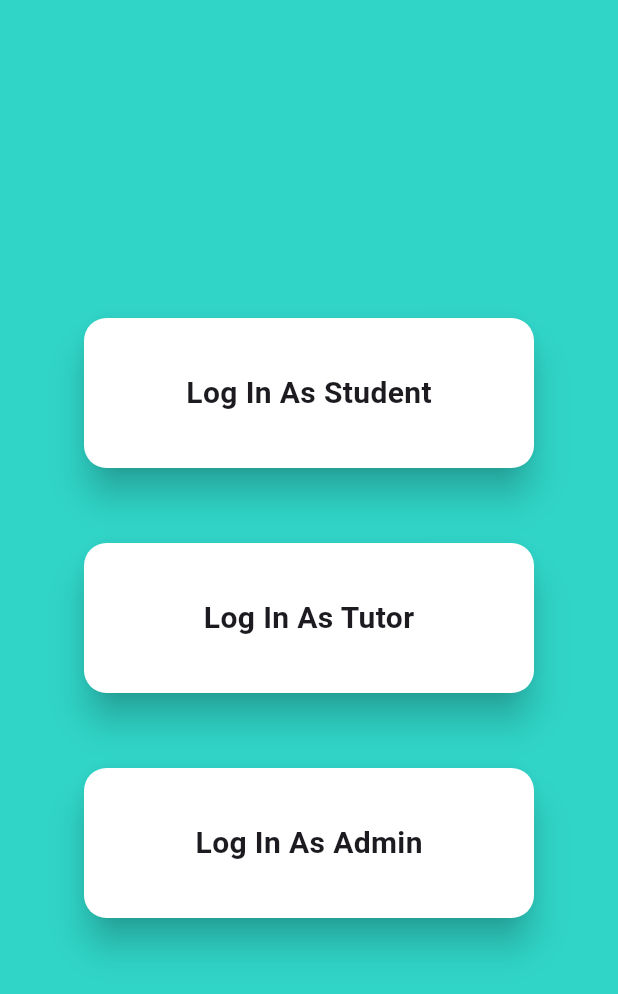
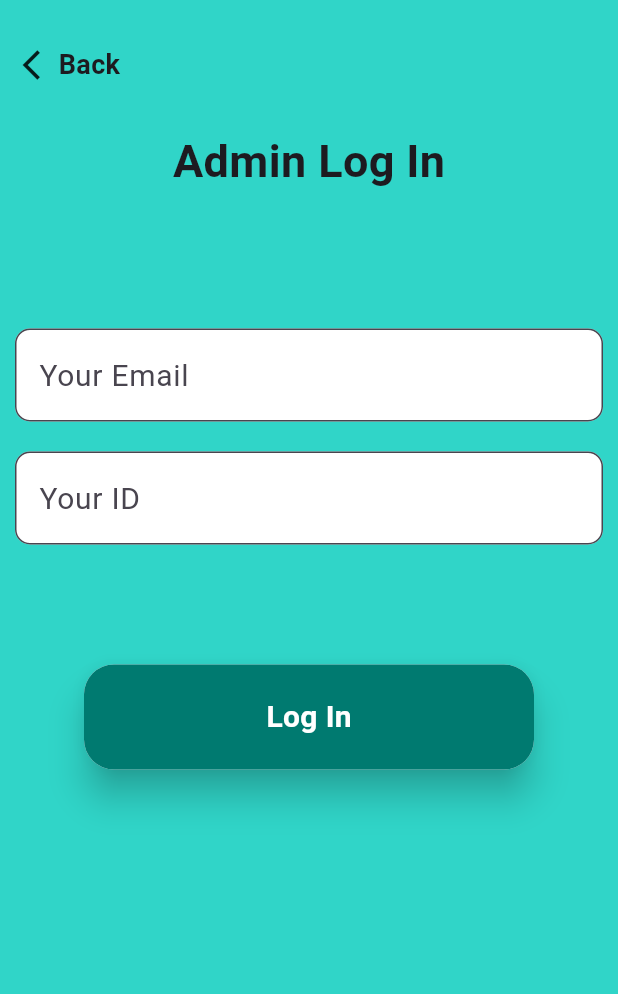
Before and after one commit to ahmed-nussair/tuition, a Flutter app: the screen it shows after launch, after a tap on "Log In As Admin", on a phone screen of 412 x 824 dp. Shown: the top 994 px of the screen. Run offline on Flutter 3.47's test engine with Material 3 defaults, Android fonts, the phone set to English and light mode, and no system bars; our stand-ins replace cloud_firestore, firebase_core; accounts and stored records are empty.

Commit message:
First Commit

```diff
--- /dev/null
+++ b/lib/admin_login.dart
@@ -0,0 +1,180 @@
+import 'package:flutter/material.dart';
+import 'package:tuition/start.dart';
+
+class AdminLogin extends StatefulWidget {
+  const AdminLogin({super.key});
+
+  @override
+  State<AdminLogin> createState() => _AdminLoginState();
+}
+
+class _AdminLoginState extends State<AdminLogin> {
+
+  final emailController = TextEditingController();
+  final idController = TextEditingController();
+
+  @override
+  Widget build(BuildContext context) {
+    return Scaffold(
+      backgroundColor: const Color(0xff30D5C8),
+      body: Column(
+        children: [
+          const SizedBox(
+            height: 30,
+          ),
+          GestureDetector(
+            onTap: () {
+              Navigator.of(context).pushReplacement(
+                  MaterialPageRoute(builder: (context) => const Start()));
+            },
+            child: Container(
+              alignment: Alignment.centerLeft,
+              padding: const EdgeInsets.only(left: 15),
+              child: const Row(
+                children: [
+                  Icon(Icons.arrow_back_ios),
+                  Text(
+                    'Back',
+                    style: TextStyle(
+                      fontSize: 18,
+                      fontWeight: FontWeight.bold,
+                    ),
+                  ),
+                ],
+              ),
+            ),
+          ),
+          const SizedBox(
+            height: 30,
+          ),
+          Container(
+            alignment: Alignment.center,
+            child: const Text(
+              'Admin Log In',
+              style: TextStyle(
+                fontSize: 30,
+                fontWeight: FontWeight.bold,
+              ),
+            ),
+          ),
+          const SizedBox(
+            height: 80,
+          ),
+          Padding(
+            padding: const EdgeInsets.all(10),
+            child: TextFormField(
+              controller: emailController,
+              decoration: InputDecoration(
+                filled: true,
+                fillColor: Colors.white,
+                hintStyle: const TextStyle(
+                  fontSize: 20,
+                ),
+                hintText: 'Your Email',
+                border: OutlineInputBorder(
+                  borderRadius: BorderRadius.circular(10),
+                ),
+              ),
+            ),
+          ),
+          Padding(
+            padding: const EdgeInsets.all(10),
+            child: TextFormField(
+              controller: idController,
+              decoration: InputDecoration(
+                filled: true,
+                fillColor: Colors.white,
+                hintStyle: const TextStyle(
+                  fontSize: 20,
+                ),
+                hintText: 'Your ID',
+                border: OutlineInputBorder(
+                  borderRadius: BorderRadius.circular(10),
+                ),
+              ),
+            ),
+          ),
+          const SizedBox(
+            height: 70,
+          ),
+          GestureDetector(
+            onTap: () {
+              if (emailController.text != 'yaser@school.com' ||
+                  idController.text != '123') {
+                showDialog(
+                  context: context,
+                  builder: (context) => Dialog(
+                    child: Container(
+                      height: 250,
+                      width: 200,
+                      alignment: Alignment.center,
+                      child: Column(
+                        children: [
+                          const Padding(padding: EdgeInsets.all(20),
+                            child: Text('Please enter your email and ID correctly',
+                              textAlign: TextAlign.center,
+                              style: TextStyle(
+                                fontSize: 20,
+                              ),
+                            ),
+                          ),
+                          const SizedBox(
+                            height: 50,
+                          ),
+                          GestureDetector(
+                            onTap: () {
+                              Navigator.of(context).pop();
+                            },
+                            child: Container(
+                              height: 50,
+                              width: 100,
+                              alignment: Alignment.center,
+                              decoration: BoxDecoration(
+                                color: const Color(0xff007A70),
+                                borderRadius: BorderRadius.circular(15),
+                              ),
+                              child: const Text('Close',
+                                style: TextStyle(
+                                  color: Colors.white,
+                                ),
+                              ),
+                            ),
+                          ),
+                        ],
+                      ),
+                    ),
+                  ),
+                );
+                return;
+              }
+              // Navigator.of(context).pushReplacement(MaterialPageRoute(
+              //     builder: (context) => const EnrolledCourses()));
+            },
+            child: Material(
+              elevation: 10.0,
+              shadowColor: Colors.black,
+              borderRadius: BorderRadius.circular(20),
+              child: Container(
+                height: 70,
+                width: 300,
+                alignment: Alignment.center,
+                decoration: BoxDecoration(
+                  borderRadius: BorderRadius.circular(20),
+                  color: const Color(0xff007A70),
+                ),
+                child: const Text(
+                  'Log In',
+                  style: TextStyle(
+                    fontSize: 20,
+                    color: Colors.white,
+                    fontWeight: FontWeight.bold,
+                  ),
+                ),
+              ),
+            ),
+          ),
+        ],
+      ),
+    );
+  }
+}
--- a/lib/start.dart
+++ b/lib/start.dart
@@ -1,4 +1,5 @@
 import 'package:flutter/material.dart';
+import 'package:tuition/admin_login.dart';
 import 'student_login.dart';
 import 'tutor_login.dart';
 
@@ -77,8 +78,8 @@ class Start extends StatelessWidget {
             ),
             GestureDetector(
               onTap: () {
-                // Navigator.of(context).pushReplacement(MaterialPageRoute(
-                //     builder: (context) => const TutorLogin()));
+                Navigator.of(context).pushReplacement(MaterialPageRoute(
+                    builder: (context) => const AdminLogin()));
               },
               child: Material(
                 shadowColor: Colors.black,
```
